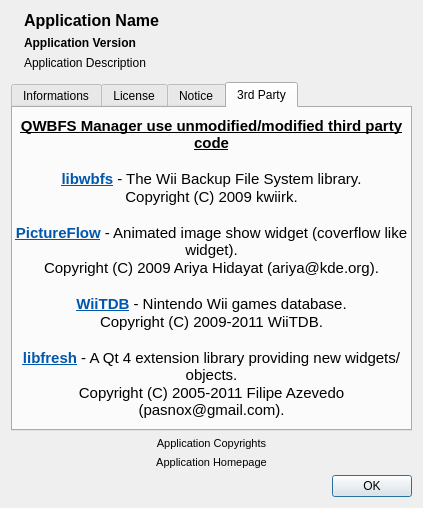
Before: the Qt Designer form qwbfs/src/UIAbout.ui in amestica/qwbfs, drawn with Qt 5.
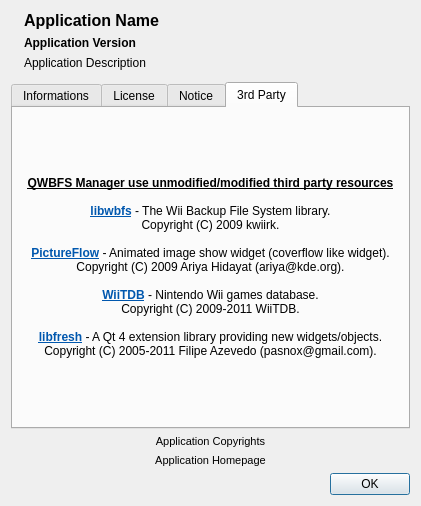
After: the same form once the commit is applied. The open tabs and pages were chosen to show the change. Icons and pictures are not drawn.

Commit message: Fix 3rdparty tab font

What changed in the file:
```diff
--- a/qwbfs/src/UIAbout.ui
+++ b/qwbfs/src/UIAbout.ui
@@ -6,8 +6,8 @@
    <rect>
     <x>0</x>
     <y>0</y>
-    <width>423</width>
-    <height>508</height>
+    <width>421</width>
+    <height>506</height>
    </rect>
   </property>
   <property name="maximumSize">
@@ -335,20 +335,20 @@
           <string notr="true">&lt;!DOCTYPE HTML PUBLIC &quot;-//W3C//DTD HTML 4.0//EN&quot; &quot;http://www.w3.org/TR/REC-html40/strict.dtd&quot;&gt;
 &lt;html&gt;&lt;head&gt;&lt;meta name=&quot;qrichtext&quot; content=&quot;1&quot; /&gt;&lt;style type=&quot;text/css&quot;&gt;
 p, li { white-space: pre-wrap; }
-&lt;/style&gt;&lt;/head&gt;&lt;body style=&quot; font-family:'Ubuntu'; font-size:11pt; font-weight:400; font-style:normal;&quot;&gt;
-&lt;p style=&quot; margin-top:0px; margin-bottom:0px; margin-left:0px; margin-right:0px; -qt-block-indent:0; text-indent:0px;&quot;&gt;&lt;span style=&quot; font-weight:600; text-decoration: underline;&quot;&gt;QWBFS Manager use unmodified/modified third party code&lt;/span&gt;&lt;/p&gt;
-&lt;p style=&quot;-qt-paragraph-type:empty; margin-top:0px; margin-bottom:0px; margin-left:0px; margin-right:0px; -qt-block-indent:0; text-indent:0px;&quot;&gt;&lt;/p&gt;
-&lt;p style=&quot; margin-top:0px; margin-bottom:0px; margin-left:0px; margin-right:0px; -qt-block-indent:0; text-indent:0px;&quot;&gt;&lt;a href=&quot;https://github.com/kwiirk/wbfs&quot;&gt;&lt;span style=&quot; font-weight:600; text-decoration: underline; color:#0057ae;&quot;&gt;libwbfs&lt;/span&gt;&lt;/a&gt; - The Wii Backup File System library.&lt;/p&gt;
-&lt;p style=&quot; margin-top:0px; margin-bottom:0px; margin-left:0px; margin-right:0px; -qt-block-indent:0; text-indent:0px;&quot;&gt;Copyright (C) 2009 kwiirk.&lt;/p&gt;
-&lt;p style=&quot;-qt-paragraph-type:empty; margin-top:0px; margin-bottom:0px; margin-left:0px; margin-right:0px; -qt-block-indent:0; text-indent:0px;&quot;&gt;&lt;/p&gt;
-&lt;p style=&quot; margin-top:0px; margin-bottom:0px; margin-left:0px; margin-right:0px; -qt-block-indent:0; text-indent:0px;&quot;&gt;&lt;a href=&quot;http://pictureflow.googlecode.com&quot;&gt;&lt;span style=&quot; font-weight:600; text-decoration: underline; color:#0057ae;&quot;&gt;PictureFlow&lt;/span&gt;&lt;/a&gt; - Animated image show widget (coverflow like widget).&lt;/p&gt;
-&lt;p style=&quot; margin-top:0px; margin-bottom:0px; margin-left:0px; margin-right:0px; -qt-block-indent:0; text-indent:0px;&quot;&gt;Copyright (C) 2009 Ariya Hidayat (ariya@kde.org).&lt;/p&gt;
-&lt;p style=&quot;-qt-paragraph-type:empty; margin-top:0px; margin-bottom:0px; margin-left:0px; margin-right:0px; -qt-block-indent:0; text-indent:0px;&quot;&gt;&lt;/p&gt;
-&lt;p style=&quot; margin-top:0px; margin-bottom:0px; margin-left:0px; margin-right:0px; -qt-block-indent:0; text-indent:0px;&quot;&gt;&lt;a href=&quot;http://wiitdb.com&quot;&gt;&lt;span style=&quot; font-weight:600; text-decoration: underline; color:#0057ae;&quot;&gt;WiiTDB&lt;/span&gt;&lt;/a&gt; - Nintendo Wii games database.&lt;/p&gt;
-&lt;p style=&quot; margin-top:0px; margin-bottom:0px; margin-left:0px; margin-right:0px; -qt-block-indent:0; text-indent:0px;&quot;&gt;Copyright (C) 2009-2011 WiiTDB.&lt;/p&gt;
-&lt;p style=&quot;-qt-paragraph-type:empty; margin-top:0px; margin-bottom:0px; margin-left:0px; margin-right:0px; -qt-block-indent:0; text-indent:0px;&quot;&gt;&lt;/p&gt;
-&lt;p style=&quot; margin-top:0px; margin-bottom:0px; margin-left:0px; margin-right:0px; -qt-block-indent:0; text-indent:0px;&quot;&gt;&lt;a href=&quot;http://bettercodes.org/projects/fresh&quot;&gt;&lt;span style=&quot; font-weight:600; text-decoration: underline; color:#0057ae;&quot;&gt;libfresh&lt;/span&gt;&lt;/a&gt; - A Qt 4 extension library providing new widgets/objects.&lt;/p&gt;
-&lt;p style=&quot; margin-top:0px; margin-bottom:0px; margin-left:0px; margin-right:0px; -qt-block-indent:0; text-indent:0px;&quot;&gt;Copyright (C) 2005-2011 Filipe Azevedo (pasnox@gmail.com).&lt;/p&gt;&lt;/body&gt;&lt;/html&gt;</string>
+&lt;/style&gt;&lt;/head&gt;&lt;body style=&quot; font-family:'Arial'; font-size:9pt; font-weight:400; font-style:normal;&quot;&gt;
+&lt;p style=&quot; margin-top:0px; margin-bottom:0px; margin-left:0px; margin-right:0px; -qt-block-indent:0; text-indent:0px;&quot;&gt;&lt;span style=&quot; font-family:'Arial'; font-weight:600; text-decoration: underline;&quot;&gt;QWBFS Manager use unmodified/modified third party resources&lt;/span&gt;&lt;/p&gt;
+&lt;p style=&quot;-qt-paragraph-type:empty; margin-top:0px; margin-bottom:0px; margin-left:0px; margin-right:0px; -qt-block-indent:0; text-indent:0px; font-family:'Arial';&quot;&gt;&lt;/p&gt;
+&lt;p style=&quot; margin-top:0px; margin-bottom:0px; margin-left:0px; margin-right:0px; -qt-block-indent:0; text-indent:0px;&quot;&gt;&lt;a href=&quot;https://github.com/kwiirk/wbfs&quot;&gt;&lt;span style=&quot; font-family:'Arial'; font-weight:600; text-decoration: underline; color:#0057ae;&quot;&gt;libwbfs&lt;/span&gt;&lt;/a&gt;&lt;span style=&quot; font-family:'Arial';&quot;&gt; - The Wii Backup File System library.&lt;/span&gt;&lt;/p&gt;
+&lt;p style=&quot; margin-top:0px; margin-bottom:0px; margin-left:0px; margin-right:0px; -qt-block-indent:0; text-indent:0px;&quot;&gt;&lt;span style=&quot; font-family:'Arial';&quot;&gt;Copyright (C) 2009 kwiirk.&lt;/span&gt;&lt;/p&gt;
+&lt;p style=&quot;-qt-paragraph-type:empty; margin-top:0px; margin-bottom:0px; margin-left:0px; margin-right:0px; -qt-block-indent:0; text-indent:0px; font-family:'Arial';&quot;&gt;&lt;/p&gt;
+&lt;p style=&quot; margin-top:0px; margin-bottom:0px; margin-left:0px; margin-right:0px; -qt-block-indent:0; text-indent:0px;&quot;&gt;&lt;a href=&quot;http://pictureflow.googlecode.com&quot;&gt;&lt;span style=&quot; font-family:'Arial'; font-weight:600; text-decoration: underline; color:#0057ae;&quot;&gt;PictureFlow&lt;/span&gt;&lt;/a&gt;&lt;span style=&quot; font-family:'Arial';&quot;&gt; - Animated image show widget (coverflow like widget).&lt;/span&gt;&lt;/p&gt;
+&lt;p style=&quot; margin-top:0px; margin-bottom:0px; margin-left:0px; margin-right:0px; -qt-block-indent:0; text-indent:0px;&quot;&gt;&lt;span style=&quot; font-family:'Arial';&quot;&gt;Copyright (C) 2009 Ariya Hidayat (ariya@kde.org).&lt;/span&gt;&lt;/p&gt;
+&lt;p style=&quot;-qt-paragraph-type:empty; margin-top:0px; margin-bottom:0px; margin-left:0px; margin-right:0px; -qt-block-indent:0; text-indent:0px; font-family:'Arial';&quot;&gt;&lt;/p&gt;
+&lt;p style=&quot; margin-top:0px; margin-bottom:0px; margin-left:0px; margin-right:0px; -qt-block-indent:0; text-indent:0px;&quot;&gt;&lt;a href=&quot;http://wiitdb.com&quot;&gt;&lt;span style=&quot; font-family:'Arial'; font-weight:600; text-decoration: underline; color:#0057ae;&quot;&gt;WiiTDB&lt;/span&gt;&lt;/a&gt;&lt;span style=&quot; font-family:'Arial';&quot;&gt; - Nintendo Wii games database.&lt;/span&gt;&lt;/p&gt;
+&lt;p style=&quot; margin-top:0px; margin-bottom:0px; margin-left:0px; margin-right:0px; -qt-block-indent:0; text-indent:0px;&quot;&gt;&lt;span style=&quot; font-family:'Arial';&quot;&gt;Copyright (C) 2009-2011 WiiTDB.&lt;/span&gt;&lt;/p&gt;
+&lt;p style=&quot;-qt-paragraph-type:empty; margin-top:0px; margin-bottom:0px; margin-left:0px; margin-right:0px; -qt-block-indent:0; text-indent:0px; font-family:'Arial';&quot;&gt;&lt;/p&gt;
+&lt;p style=&quot; margin-top:0px; margin-bottom:0px; margin-left:0px; margin-right:0px; -qt-block-indent:0; text-indent:0px;&quot;&gt;&lt;a href=&quot;http://bettercodes.org/projects/fresh&quot;&gt;&lt;span style=&quot; font-family:'Arial'; font-weight:600; text-decoration: underline; color:#0057ae;&quot;&gt;libfresh&lt;/span&gt;&lt;/a&gt;&lt;span style=&quot; font-family:'Arial';&quot;&gt; - A Qt 4 extension library providing new widgets/objects.&lt;/span&gt;&lt;/p&gt;
+&lt;p style=&quot; margin-top:0px; margin-bottom:0px; margin-left:0px; margin-right:0px; -qt-block-indent:0; text-indent:0px;&quot;&gt;&lt;span style=&quot; font-family:'Arial';&quot;&gt;Copyright (C) 2005-2011 Filipe Azevedo (pasnox@gmail.com).&lt;/span&gt;&lt;/p&gt;&lt;/body&gt;&lt;/html&gt;</string>
          </property>
          <property name="alignment">
           <set>Qt::AlignCenter</set>
```
Left out of the diff: 2 changed lines with no effect on the pictures.
